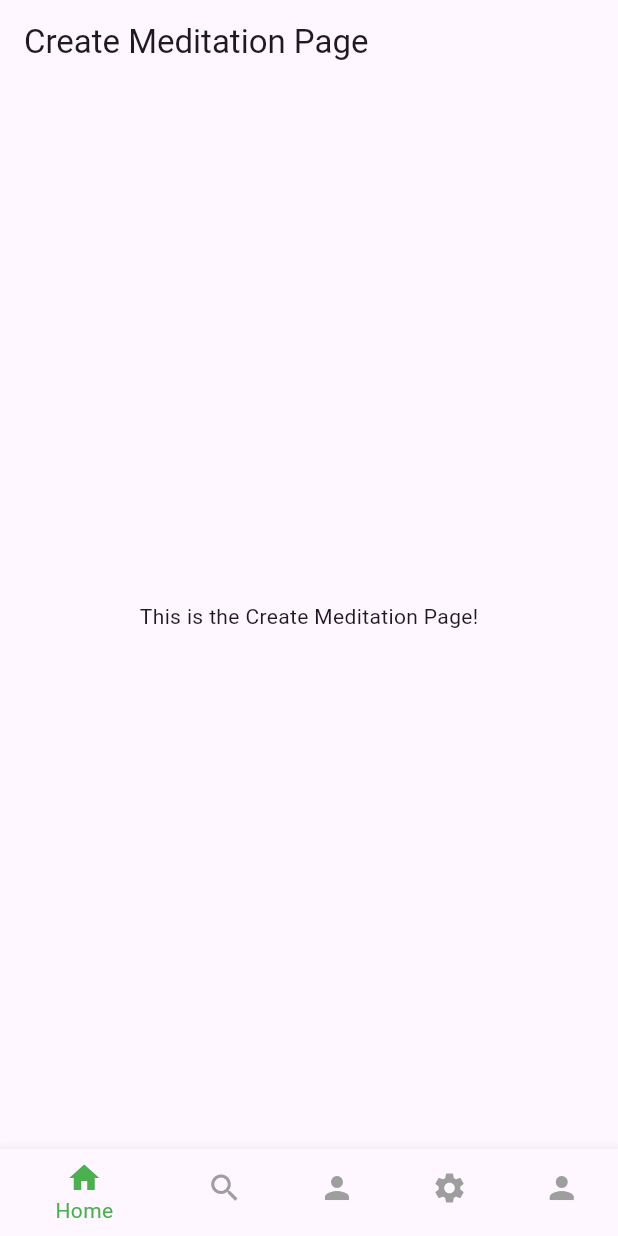
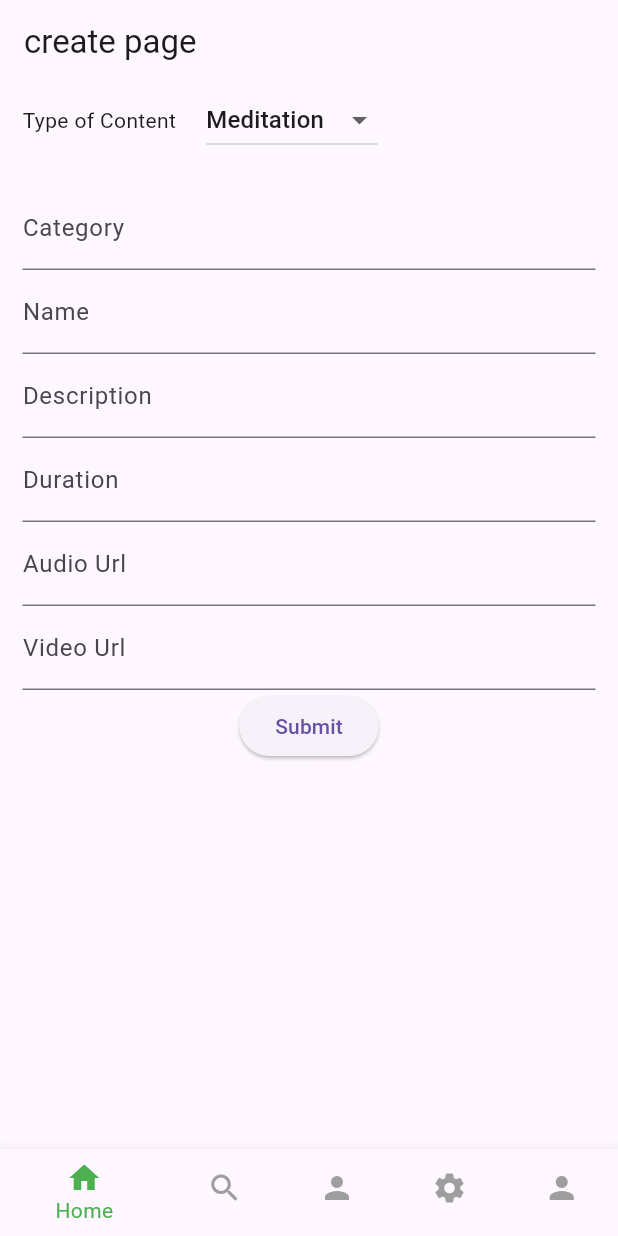
Before and after one commit to Heshara13/ZenFlow, a Flutter app: the screen it shows after launch, on a phone screen of 412 x 824 dp. Run offline on Flutter 3.47's test engine with Material 3 defaults, Android fonts, the phone set to English and light mode, and no system bars; our stand-ins replace go_router, hive, hive_flutter, image_picker, youtube_player_flutter; accounts and stored records are empty.

Commit message:
hive configurations, create 03 forms

```diff
--- a/lib/models/mindfull_exercise_model.dart
+++ b/lib/models/mindfull_exercise_model.dart
@@ -1,10 +1,30 @@
+import 'package:hive/hive.dart';
+import 'package:hive_flutter/adapters.dart';
+
+part 'mindfull_exercise_model.g.dart';
+
+@HiveType(typeId: 1)
 class MindfulnessExercise {
+  @HiveField(0)
   final String category;
+
+  @HiveField(1)
   final String name;
+
+  @HiveField(2)
   final String description;
+
+  @HiveField(3)
   final List<String> instructions;
+
+  @HiveField(4)
   final int duration;
+
+  @HiveField(5)
   final String instructionsUrl;
+
+  @HiveField(6)
+  final String imagePath;
 
   MindfulnessExercise({
     required this.category,
@@ -13,6 +33,7 @@ class MindfulnessExercise {
     required this.instructions,
     required this.duration,
     required this.instructionsUrl,
+    required this.imagePath,
   });
 
   factory MindfulnessExercise.fromJson(Map<String, dynamic> json) {
@@ -23,6 +44,7 @@ class MindfulnessExercise {
       instructions: List<String>.from(json['instructions']),
       duration: json['duration'],
       instructionsUrl: json['instructions_url'],
+      imagePath: json['image_url'],
     );
   }
 
@@ -34,6 +56,7 @@ class MindfulnessExercise {
       'instructions': instructions,
       'duration': duration,
       'instructions_url': instructionsUrl,
+      'image_url': imagePath,
     };
   }
 }
--- a/lib/pages/main_pages/create_meditation.dart
+++ b/lib/pages/main_pages/create_meditation.dart
@@ -1,13 +1,70 @@
 import 'package:flutter/material.dart';
+import 'package:zenflow/widgets/meditation_form.dart';
+import 'package:zenflow/widgets/mindfull_exercise_form.dart';
+import 'package:zenflow/widgets/sleep_content_form.dart';
 
-class CreateMeditationPage extends StatelessWidget {
+class CreateMeditationPage extends StatefulWidget {
   const CreateMeditationPage({super.key});
+
+  @override
+  State<CreateMeditationPage> createState() => _CreateMeditationPageState();
+}
+
+class _CreateMeditationPageState extends State<CreateMeditationPage> {
+  //slect the type of content
+  String typeOfContent = 'Meditation';
 
   @override
   Widget build(BuildContext context) {
     return Scaffold(
-      appBar: AppBar(title: Text('Create Meditation Page')),
-      body: Center(child: Text('This is the Create Meditation Page!')),
+      appBar: AppBar(title: Text("create page")),
+      body: SafeArea(
+        child: SingleChildScrollView(
+          child: Padding(
+            padding: const EdgeInsets.symmetric(horizontal: 15),
+            child: Column(
+              //seelctor for the user to select the type of meditation or sleep content or mindfulness content
+              children: [
+                Row(
+                  children: [
+                    const Text('Type of Content'),
+
+                    const SizedBox(width: 20),
+
+                    //dropdown button
+                    DropdownButton(
+                      value: typeOfContent,
+                      items:
+                          ['Meditation', 'Sleep', 'Mindfulness'].map((
+                            String value,
+                          ) {
+                            return DropdownMenuItem(
+                              value: value,
+                              child: Text(value),
+                            );
+                          }).toList(),
+                      onChanged: (value) {
+                        setState(() {
+                          typeOfContent = value!;
+                        });
+                      },
+                    ),
+                  ],
+                ),
+                const SizedBox(height: 20),
+
+                //render the form based on the type of content selected
+                if (typeOfContent == 'Meditation')
+                  MeditationForm()
+                else if (typeOfContent == 'Sleep')
+                  SleepContentForm()
+                else if (typeOfContent == 'Mindfulness')
+                  MindFullExerciseForm(),
+              ],
+            ),
+          ),
+        ),
+      ),
     );
   }
 }
--- /dev/null
+++ b/lib/widgets/meditation_form.dart
@@ -0,0 +1,123 @@
+import 'package:flutter/material.dart';
+
+class MeditationForm extends StatelessWidget {
+  MeditationForm({super.key});
+
+  final _formKey = GlobalKey<FormState>();
+  String _category = '';
+  String _name = '';
+  String _description = '';
+  int _duration = 0;
+  String _audioUrl = '';
+  String _videoUrl = '';
+
+  @override
+  Widget build(BuildContext context) {
+    return Column(
+      //form
+      children: [
+        Form(
+          key: _formKey,
+          child: Column(
+            children: [
+              //category
+              TextFormField(
+                decoration: const InputDecoration(labelText: 'Category'),
+                validator: (value) {
+                  if (value == null || value.isEmpty) {
+                    return 'Please enter a category';
+                  }
+                  return null;
+                },
+                onSaved: (value) {
+                  _category = value!;
+                },
+              ),
+
+              //name
+              TextFormField(
+                decoration: const InputDecoration(labelText: 'Name'),
+                validator: (value) {
+                  if (value == null || value.isEmpty) {
+                    return 'Please enter a name';
+                  }
+                  return null;
+                },
+                onSaved: (value) {
+                  _name = value!;
+                },
+              ),
+
+              //description
+              TextFormField(
+                decoration: const InputDecoration(labelText: 'Description'),
+                validator: (value) {
+                  if (value == null || value.isEmpty) {
+                    return 'Please enter a description';
+                  }
+                  return null;
+                },
+                onSaved: (value) {
+                  _description = value!;
+                },
+              ),
+
+              //duration
+              TextFormField(
+                decoration: const InputDecoration(labelText: 'Duration'),
+                validator: (value) {
+                  if (value == null || value.isEmpty) {
+                    return 'Please enter a duration';
+                  }
+                  return null;
+                },
+                onSaved: (value) {
+                  _duration = int.parse(value!);
+                },
+              ),
+
+              //audio url
+              TextFormField(
+                decoration: const InputDecoration(labelText: 'Audio Url'),
+                validator: (value) {
+                  if (value == null || value.isEmpty) {
+                    return 'Please enter an audio url';
+                  }
+                  return null;
+                },
+                onSaved: (value) {
+                  _audioUrl = value!;
+                },
+              ),
+
+              //video url
+              TextFormField(
+                decoration: const InputDecoration(labelText: 'Video Url'),
+                validator: (value) {
+                  if (value == null || value.isEmpty) {
+                    return 'Please enter a video url';
+                  }
+                  return null;
+                },
+                onSaved: (value) {
+                  _videoUrl = value!;
+                },
+              ),
+
+              //submit button
+              ElevatedButton(
+                onPressed: () {
+                  if (_formKey.currentState!.validate()) {
+                    _formKey.currentState!.save();
+                    //send the data to the API
+                  }
+                },
+                child: const Text('Submit'),
+              ),
+            ],
+          ),
+        ),
+      ],
+    );
+  }
+}
--- /dev/null
+++ b/lib/widgets/sleep_content_form.dart
@@ -0,0 +1,110 @@
+import 'package:flutter/material.dart';
+
+class SleepContentForm extends StatelessWidget {
+  SleepContentForm({super.key});
+
+  final _formKey = GlobalKey<FormState>();
+  String _category = '';
+  String _name = '';
+  String _description = '';
+  int _duration = 0;
+  String _audioUrl = '';
+
+  @override
+  Widget build(BuildContext context) {
+    return Column(
+      //form
+      children: [
+        Form(
+          key: _formKey,
+          child: Column(
+            children: [
+              //category
+              TextFormField(
+                decoration: const InputDecoration(labelText: 'Category'),
+                validator: (value) {
+                  if (value == null || value.isEmpty) {
+                    return 'Please enter a category';
+                  }
+                  return null;
+                },
+                onSaved: (value) {
+                  _category = value!;
+                },
+              ),
+
+              //name
+              TextFormField(
+                decoration: const InputDecoration(labelText: 'Name'),
+                validator: (value) {
+                  if (value == null || value.isEmpty) {
+                    return 'Please enter a name';
+                  }
+                  return null;
+                },
+                onSaved: (value) {
+                  _name = value!;
+                },
+              ),
+
+              //description
+              TextFormField(
+                decoration: const InputDecoration(labelText: 'Description'),
+                validator: (value) {
+                  if (value == null || value.isEmpty) {
+                    return 'Please enter a description';
+                  }
+                  return null;
+                },
+                onSaved: (value) {
+                  _description = value!;
+                },
+              ),
+
+              //duration
+              TextFormField(
+                decoration: const InputDecoration(labelText: 'Duration'),
+                validator: (value) {
+                  if (value == null || value.isEmpty) {
+                    return 'Please enter a duration';
+                  }
+                  return null;
+                },
+                onSaved: (value) {
+                  _duration = int.parse(value!);
+                },
+              ),
+
+              //audio url
+              TextFormField(
+                decoration: const InputDecoration(labelText: 'Audio Url'),
+                validator: (value) {
+                  if (value == null || value.isEmpty) {
+                    return 'Please enter an audio url';
+                  }
+                  return null;
+                },
+                onSaved: (value) {
+                  _audioUrl = value!;
+                },
+              ),
+
+              //video url
+
+              //submit button
+              ElevatedButton(
+                onPressed: () {
+                  if (_formKey.currentState!.validate()) {
+                    _formKey.currentState!.save();
+                    //send the data to the API
+                  }
+                },
+                child: const Text('Submit'),
+              ),
+            ],
+          ),
+        ),
+      ],
+    );
+  }
+}
--- a/pubspec.yaml
+++ b/pubspec.yaml
@@ -36,6 +36,7 @@ dependencies:
   cupertino_icons: ^1.0.8
   provider: ^6.1.2
   hive_flutter: ^1.1.0
+  hive: ^2.2.3
   go_router: ^14.8.1
   flutter_staggered_grid_view: ^0.7.0
   youtube_player_flutter: ^9.1.1
```
Also changed, not shown: lib/main.dart (+13 -1 lines), lib/models/meditation_model.dart (+17 -0 lines), lib/models/sleep_content_model.dart (+15 -0 lines), lib/providers/mindfull_exercise_provider.dart (+10 -0 lines), lib/widgets/mindfull_exercise_form.dart (added, +166 -0 lines), lib/models/meditation_model.g.dart (added), lib/models/mindfull_exercise_model.g.dart (added), lib/models/sleep_content_model.g.dart (added), pubspec.lock.
